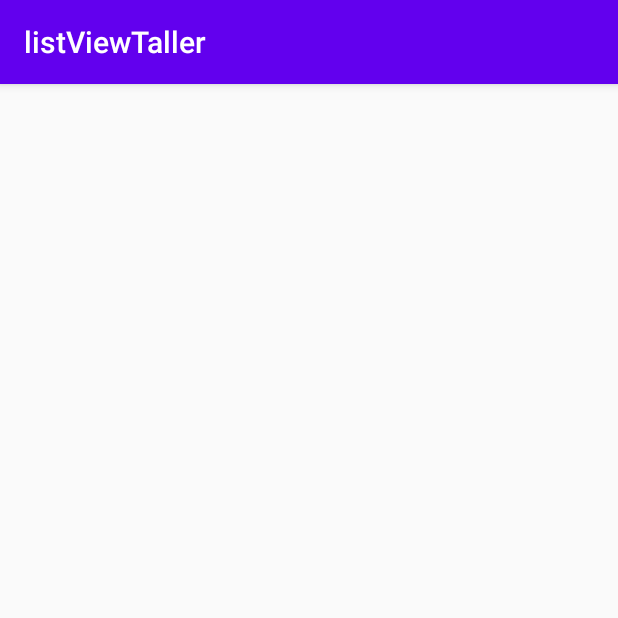
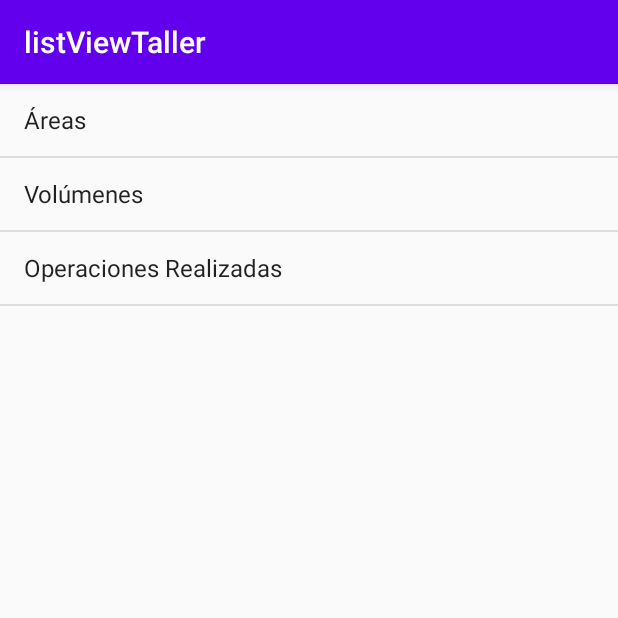
Before and after one commit to and1025/listView, an Android app: the screen it shows after launch (MainActivity), on a phone screen of 412 x 824 dp, the top half of it. Run offline under Robolectric (Android 15) with nearby library versions, the phone set to English and light mode, and no system bars.

```diff
--- a/app/src/main/java/com/example/listviewtaller/MainActivity.java
+++ b/app/src/main/java/com/example/listviewtaller/MainActivity.java
@@ -1,14 +1,49 @@
 package com.example.listviewtaller;
 
 import androidx.appcompat.app.AppCompatActivity;
-
 import android.os.Bundle;
+import android.content.Intent;
+import android.os.Bundle;
+import android.util.Log;
+import android.view.View;
+import android.widget.AdapterView;
+import android.widget.ArrayAdapter;
+import android.widget.ListView;
 
 public class MainActivity extends AppCompatActivity {
+    private ListView lista_opciones;
+    private String[] opciones;
+    private ArrayAdapter<String> adapter;
+    private Intent intent;
 
     @Override
     protected void onCreate(Bundle savedInstanceState) {
         super.onCreate(savedInstanceState);
         setContentView(R.layout.activity_main);
+        lista_opciones = findViewById(R.id.lstOpciones);
+        opciones = getResources().getStringArray(R.array.opciones);
+        adapter = new ArrayAdapter<>(this,android.R.layout.simple_list_item_1, opciones);
+        lista_opciones.setAdapter(adapter);
+        lista_opciones.setOnItemClickListener(new AdapterView.OnItemClickListener() {
+            @Override
+            public void onItemClick(AdapterView<?> parent, View view, int position, long id) {
+                switch(position) {
+                    case 0:
+                       // intent = new Intent(MainActivity.this, CrearPersonas.class);
+                       // startActivity(intent);
+                        Log.d("mensaje:" , String.valueOf(position));
+                        break;
+                    case 1:
+                        Log.d("mensaje:" , String.valueOf(position));
+                       // intent = new Intent(MainActivity.this, ListarPersonas.class);
+                       // startActivity(intent);
+                        break;
+                    case 2:
+                        Log.d("mensaje:" , String.valueOf(position));
+                        break;
+                }}
+        });
+
     }
+
 }
--- /dev/null
+++ b/app/src/main/res/layout/activity_area.xml
@@ -0,0 +1,6 @@
+<?xml version="1.0" encoding="utf-8"?>
+<LinearLayout xmlns:android="http://schemas.android.com/apk/res/android"
+    android:layout_width="match_parent"
+    android:layout_height="match_parent">
+
+</LinearLayout>
--- a/app/src/main/res/layout/activity_main.xml
+++ b/app/src/main/res/layout/activity_main.xml
@@ -7,6 +7,7 @@
     tools:context=".MainActivity" >
 
     <ListView
+        android:id="@+id/lstOpciones"
         android:layout_width="match_parent"
         android:layout_height="match_parent" />
 </LinearLayout>
--- a/app/src/main/res/values/strings.xml
+++ b/app/src/main/res/values/strings.xml
@@ -1,3 +1,11 @@
 <resources>
     <string name="app_name">listViewTaller</string>
+    <string name="area">Áreas</string>
+    <string name="volumen">Volúmenes</string>
+    <string name="operaciones">Operaciones Realizadas</string>
+    <string-array name="opciones">
+        <item>@string/area</item>
+        <item>@string/volumen</item>
+        <item>@string/operaciones</item>
+    </string-array>
 </resources>
```
Also changed, not shown: app/src/main/java/com/example/listviewtaller/Area.java (added, +17 -0 lines).
